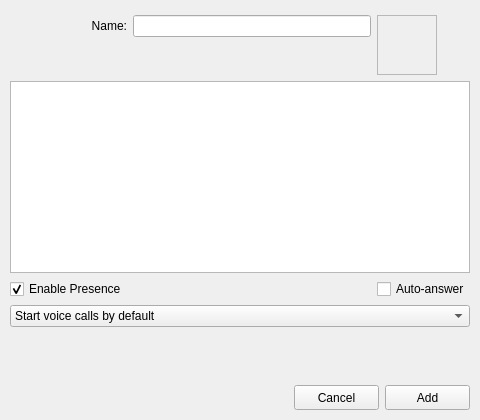
Old version of the form resources/contact_editor.ui in the repository AGProjects/blink-qt.
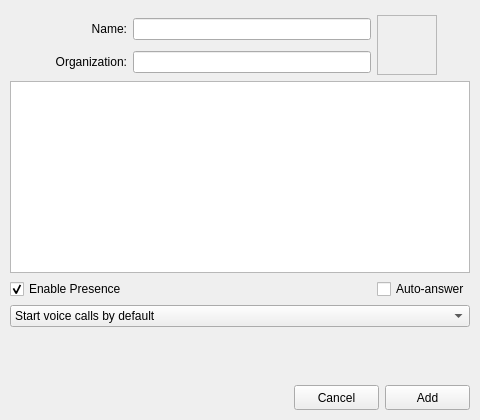
New version of the form. Icons and pictures are not drawn. Custom widgets are drawn as their Qt base class.

Commit message: Added Organization to contact editor

```diff
--- a/resources/contact_editor.ui
+++ b/resources/contact_editor.ui
@@ -52,6 +52,26 @@
      </property>
     </widget>
    </item>
+   <item row="1" column="0">
+    <widget class="QLabel" name="organization_label">
+     <property name="text">
+      <string>Organization:</string>
+     </property>
+     <property name="alignment">
+      <set>Qt::AlignRight|Qt::AlignTrailing|Qt::AlignVCenter</set>
+     </property>
+    </widget>
+   </item>
+   <item row="1" column="1">
+    <widget class="LineEdit" name="organization_editor">
+     <property name="inactiveText" stdset="0">
+      <string>Company or organization</string>
+     </property>
+     <property name="widgetSpacing" stdset="0">
+      <number>0</number>
+     </property>
+    </widget>
+   </item>
    <item row="0" column="2" rowspan="2">
     <widget class="IconSelector" name="icon_selector">
      <property name="sizePolicy">
```
Left out of the diff: 1 changed line with no effect on the pictures. The commit also changes 1 other file.
